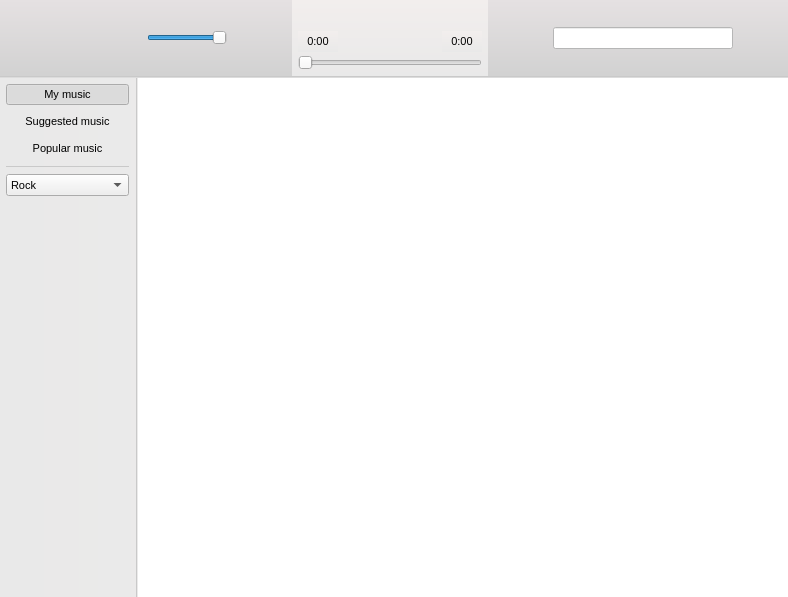
Above: playerwidget.ui from Amixp/flow before the change. Below: the same form after it.
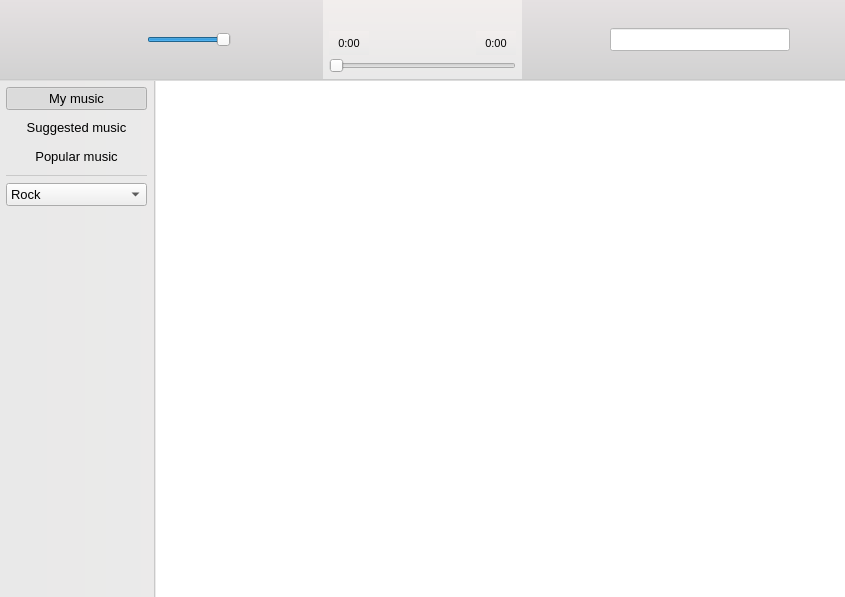
That is the form after the change. Icons and pictures are not drawn. Custom widgets are drawn as their Qt base class.

Patch:
```diff
--- a/playerwidget.ui
+++ b/playerwidget.ui
@@ -6,13 +6,13 @@
    <rect>
     <x>0</x>
     <y>0</y>
-    <width>788</width>
+    <width>845</width>
     <height>597</height>
    </rect>
   </property>
   <property name="font">
    <font>
-    <pointsize>8</pointsize>
+    <pointsize>10</pointsize>
    </font>
   </property>
   <property name="windowTitle">
@@ -317,6 +317,7 @@
                 <widget class="QPushButton" name="titleButton">
                  <property name="font">
                   <font>
+                   <pointsize>10</pointsize>
                    <weight>50</weight>
                    <bold>false</bold>
                   </font>
@@ -333,7 +334,7 @@
                 <widget class="QPushButton" name="artistButton">
                  <property name="font">
                   <font>
-                   <pointsize>8</pointsize>
+                   <pointsize>10</pointsize>
                   </font>
                  </property>
                  <property name="text">
@@ -464,7 +465,7 @@
           </property>
           <property name="font">
            <font>
-            <pointsize>8</pointsize>
+            <pointsize>10</pointsize>
            </font>
           </property>
           <property name="styleSheet">
@@ -529,7 +530,7 @@
         <widget class="QPushButton" name="myMusicButton">
          <property name="font">
           <font>
-           <pointsize>8</pointsize>
+           <pointsize>10</pointsize>
           </font>
          </property>
          <property name="text">
@@ -550,7 +551,7 @@
         <widget class="QPushButton" name="suggestedButton">
          <property name="font">
           <font>
-           <pointsize>8</pointsize>
+           <pointsize>10</pointsize>
           </font>
          </property>
          <property name="text">
@@ -568,7 +569,7 @@
         <widget class="QPushButton" name="popularButton">
          <property name="font">
           <font>
-           <pointsize>8</pointsize>
+           <pointsize>10</pointsize>
           </font>
          </property>
          <property name="text">
@@ -599,7 +600,7 @@
         <widget class="QComboBox" name="genreComboBox">
          <property name="font">
           <font>
-           <pointsize>8</pointsize>
+           <pointsize>10</pointsize>
           </font>
          </property>
          <property name="styleSheet">
@@ -744,7 +745,7 @@
       <widget class="QTableView" name="playlistTableView">
        <property name="font">
         <font>
-         <pointsize>8</pointsize>
+         <pointsize>10</pointsize>
         </font>
        </property>
        <property name="styleSheet">
```
